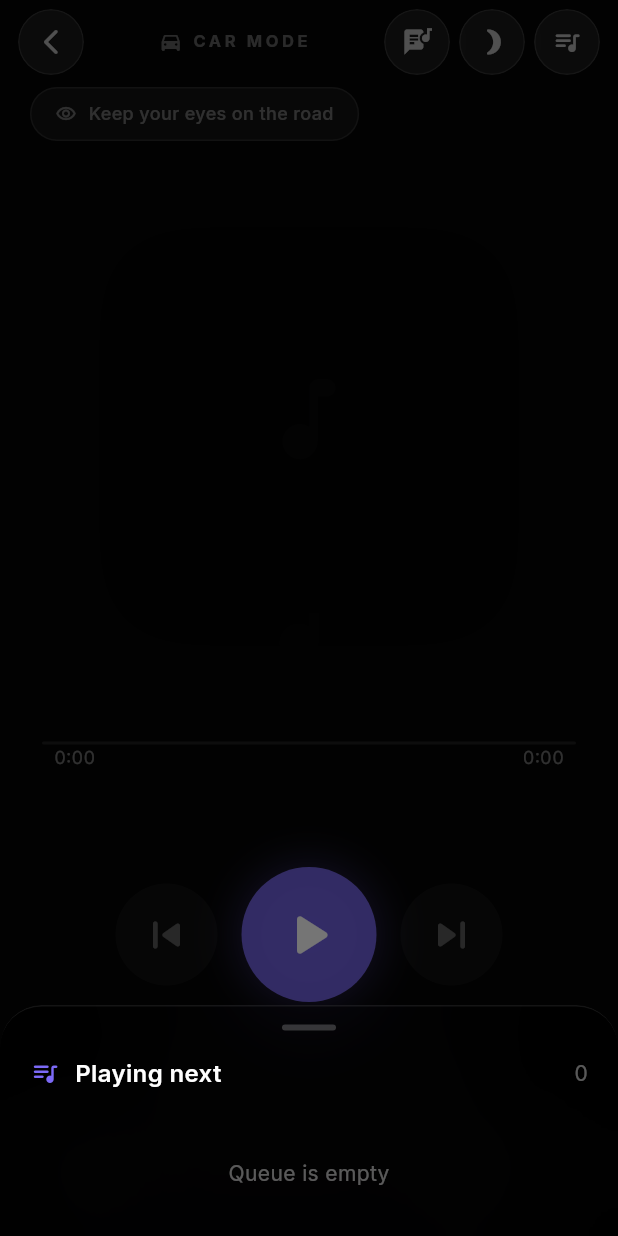
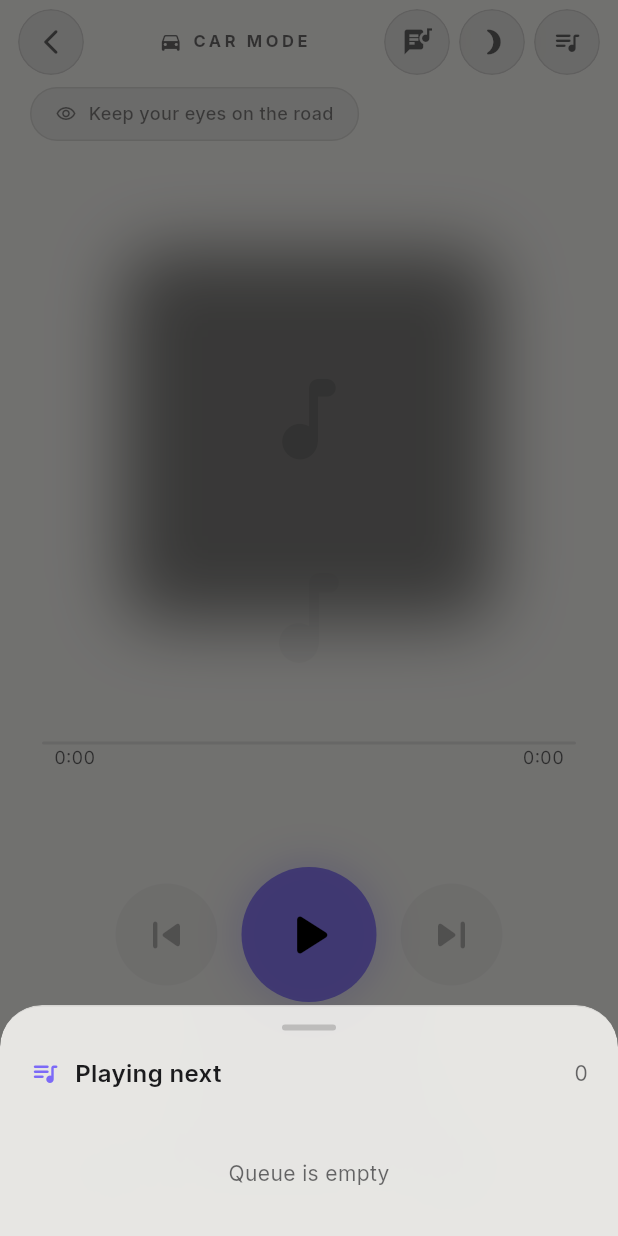
Before and after one commit to Elcidio-oficial/constanza-player, a Flutter app: the CarModePage screen opened by its route, after a tap on the "queue music" icon, on a phone screen of 412 x 824 dp. Run offline on Flutter 3.47's test engine with Material 3 defaults, Android fonts, the phone set to English and light mode, and no system bars; our stand-ins replace audio_service, cached_network_image, equatable, file_picker, flutter_animate, flutter_riverpod and 8 more; missing offline and left inert: audio_session, audiotags, just_audio_media_kit, smtc_windows, window_manager; accounts and stored records are empty; generated files the repository leaves out were written again.

Commit message:
feat(tema): modo claro em todas as telas restantes; versão 1.6.3+30
- Folhas do Now Playing (Mais, Equalizador, Velocidade, Temporizador, Cores):
  esquema do app e superfície do tema em vez de ColorScheme.dark + #1A1A1A
- Letras (normal, deitado, sincronização, mini leitor): véu claro sobre a
  capa desfocada e texto do tema
- Modo Carro: base, véu e barra de estado do tema; escurecer usa o tema
  escuro do app; play escolhe preto/branco pela luminância do destaque
- Barra de progresso "Clássica" usa a cor neutra em vez de branco fixo
- AppBarTheme define a cor dos ícones da barra de estado (AppBar
  transparente era estimada como escura)
- Pastas de Música: título deixa de ficar por baixo da seta ao encolher

Co-Authored-By: Claude Opus 5.5 <noreply@anthropic.com>

```diff
--- a/lib/presentation/pages/car_mode/car_mode_page.dart
+++ b/lib/presentation/pages/car_mode/car_mode_page.dart
@@ -1,4 +1,6 @@
 import 'dart:ui';
+import 'package:constanza_player/core/theme/color_scheme_x.dart';
+import 'package:constanza_player/core/theme/app_theme.dart';
 import 'package:flutter/material.dart' hide RepeatMode;
 import 'package:flutter/services.dart';
 import 'package:flutter_riverpod/flutter_riverpod.dart';
@@ -75,13 +77,6 @@ class _CarModePageState extends ConsumerState<CarModePage>
     // Reforço: pede ao SO para não dormir; o canal nativo aplica
     // FLAG_KEEP_SCREEN_ON, que mantém a tela acesa enquanto a página existir.
     WidgetsBinding.instance.addPostFrameCallback((_) => _keepScreenOn(true));
-    SystemChrome.setSystemUIOverlayStyle(
-      const SystemUiOverlayStyle(
-        statusBarColor: Colors.transparent,
-        statusBarIconBrightness: Brightness.light,
-        systemNavigationBarColor: Colors.transparent,
-      ),
-    );
   }
 
   @override
@@ -124,14 +119,33 @@ class _CarModePageState extends ConsumerState<CarModePage>
     final isLandscape =
         MediaQuery.orientationOf(context) == Orientation.landscape;
     final view = ref.watch(themeProvider.select((s) => s.carModeView));
+    // Segue o tema do app. Exceção: tela escurecida (condução noturna) com o
+    // app em claro usa o tema escuro, senão o texto escuro some no véu preto.
+    final appTheme = Theme.of(context);
+    final theme = appTheme.colorScheme.isLight && _dimmed
+        ? AppTheme.dark(
+            accentColor: ref.watch(themeProvider.select((s) => s.accentColor)),
+          )
+        : appTheme;
+    final colors = theme.colorScheme;
+    final light = colors.isLight;
 
     return AnnotatedRegion<SystemUiOverlayStyle>(
-      value: const SystemUiOverlayStyle(
+      value: SystemUiOverlayStyle(
         statusBarColor: Colors.transparent,
-        statusBarIconBrightness: Brightness.light,
+        systemNavigationBarColor: Colors.transparent,
+        statusBarIconBrightness: light ? Brightness.dark : Brightness.light,
+        statusBarBrightness: light ? Brightness.light : Brightness.dark,
+        systemNavigationBarIconBrightness: light
+            ? Brightness.dark
+            : Brightness.light,
       ),
+      child: Theme(
+        data: theme,
         child: Scaffold(
-        backgroundColor: const Color(0xFF080808),
+          backgroundColor: colors.isLight
+              ? colors.surface
+              : const Color(0xFF080808),
           body: Stack(
             fit: StackFit.expand,
             children: [
@@ -146,6 +160,8 @@ class _CarModePageState extends ConsumerState<CarModePage>
                 duration: const Duration(milliseconds: 400),
                 color: _dimmed
                     ? Colors.black.withValues(alpha: 0.82)
+                    : colors.isLight
+                    ? colors.surface.withValues(alpha: 0.80)
                     : Colors.black.withValues(alpha: 0.55),
               ),
 
@@ -205,6 +221,7 @@ class _CarModePageState extends ConsumerState<CarModePage>
             ],
           ),
         ),
+      ),
     );
   }
 
--- a/lib/presentation/pages/car_mode/parts/buttons.dart
+++ b/lib/presentation/pages/car_mode/parts/buttons.dart
@@ -36,11 +36,14 @@ class _CarBtn extends StatelessWidget {
           shape: BoxShape.circle,
           color:
               bgColor ??
-              Colors.white.withValues(alpha: onTap != null ? 0.1 : 0.04),
+              Theme.of(context).colorScheme.onSurface.withValues(
+                alpha: onTap != null ? 0.1 : 0.04,
+              ),
           boxShadow: shadow && onTap != null
               ? [
                   BoxShadow(
-                    color: (bgColor ?? Colors.white).withValues(alpha: 0.3),
+                    color: (bgColor ?? Theme.of(context).colorScheme.onSurface)
+                        .withValues(alpha: 0.3),
                     blurRadius: 24,
                     spreadRadius: 2,
                   ),
@@ -75,8 +78,8 @@ class _GlassButton extends StatelessWidget {
   @override
   Widget build(BuildContext context) {
     final color = active
-        ? (activeColor ?? Colors.white)
-        : Colors.white.withValues(alpha: 0.65);
+        ? (activeColor ?? Theme.of(context).colorScheme.onSurface)
+        : Theme.of(context).colorScheme.onSurface.withValues(alpha: 0.65);
 
     final btn = GestureDetector(
       onTap: onTap,
@@ -92,12 +95,18 @@ class _GlassButton extends StatelessWidget {
             decoration: BoxDecoration(
               shape: BoxShape.circle,
               color: active
-                  ? (activeColor ?? Colors.white).withValues(alpha: 0.18)
-                  : Colors.white.withValues(alpha: 0.08),
+                  ? (activeColor ?? Theme.of(context).colorScheme.onSurface)
+                        .withValues(alpha: 0.18)
+                  : Theme.of(
+                      context,
+                    ).colorScheme.onSurface.withValues(alpha: 0.08),
               border: Border.all(
                 color: active
-                    ? (activeColor ?? Colors.white).withValues(alpha: 0.35)
-                    : Colors.white.withValues(alpha: 0.1),
+                    ? (activeColor ?? Theme.of(context).colorScheme.onSurface)
+                          .withValues(alpha: 0.35)
+                    : Theme.of(
+                        context,
+                      ).colorScheme.onSurface.withValues(alpha: 0.1),
               ),
             ),
             child: Icon(icon, size: iconSize, color: color),
--- a/lib/presentation/pages/car_mode/parts/components.dart
+++ b/lib/presentation/pages/car_mode/parts/components.dart
@@ -39,7 +39,7 @@ class _TopBar extends ConsumerWidget {
             children: [
               Icon(
                 Icons.directions_car_rounded,
-                color: Colors.white.withValues(alpha: 0.35),
+                color: Theme.of(context).colorScheme.fadedText(0.35),
                 size: 16,
               ),
               const SizedBox(width: 6),
@@ -47,7 +47,7 @@ class _TopBar extends ConsumerWidget {
                 (isLyrics ? l10n.carModeViewLyrics : l10n.carModeTitle)
                     .toUpperCase(),
                 style: TextStyle(
-                  color: Colors.white.withValues(alpha: 0.35),
+                  color: Theme.of(context).colorScheme.fadedText(0.35),
                   fontSize: 11,
                   fontWeight: FontWeight.w700,
                   letterSpacing: 2.4,
@@ -109,8 +109,14 @@ class _SafetyBanner extends StatelessWidget {
           padding: const EdgeInsets.symmetric(horizontal: 16, vertical: 8),
           decoration: BoxDecoration(
             borderRadius: BorderRadius.circular(30),
-            color: Colors.white.withValues(alpha: 0.08),
-            border: Border.all(color: Colors.white.withValues(alpha: 0.12)),
+            color: Theme.of(
+              context,
+            ).colorScheme.onSurface.withValues(alpha: 0.08),
+            border: Border.all(
+              color: Theme.of(
+                context,
+              ).colorScheme.onSurface.withValues(alpha: 0.12),
+            ),
           ),
           child: Row(
             mainAxisSize: MainAxisSize.min,
@@ -118,14 +124,14 @@ class _SafetyBanner extends StatelessWidget {
             children: [
               Icon(
                 Icons.remove_red_eye_outlined,
-                color: Colors.white.withValues(alpha: 0.5),
+                color: Theme.of(context).colorScheme.fadedText(0.5),
                 size: 14,
               ),
               const SizedBox(width: 8),
               Text(
                 l10n.carModeSafetyNotice,
                 style: TextStyle(
-                  color: Colors.white.withValues(alpha: 0.5),
+                  color: Theme.of(context).colorScheme.fadedText(0.5),
                   fontSize: 12,
                   fontWeight: FontWeight.w500,
                 ),
@@ -187,8 +193,8 @@ class _SongInfo extends StatelessWidget {
         children: [
           Text(
             song?.title ?? '',
-            style: const TextStyle(
-              color: Colors.white,
+            style: TextStyle(
+              color: Theme.of(context).colorScheme.onSurface,
               fontSize: 22,
               fontWeight: FontWeight.w700,
               height: 1.2,
@@ -204,7 +210,7 @@ class _SongInfo extends StatelessWidget {
               if ((song?.album ?? '').isNotEmpty) song!.album,
             ].join(' · '),
             style: TextStyle(
-              color: Colors.white.withValues(alpha: 0.5),
+              color: Theme.of(context).colorScheme.fadedText(0.5),
               fontSize: 14,
               fontWeight: FontWeight.w400,
             ),
@@ -252,8 +258,10 @@ class _ProgressSection extends ConsumerWidget {
             position: player.position,
             animate: player.isPlaying,
             activeColor: accent,
-            inactiveColor: Colors.white.withValues(alpha: 0.15),
-            neutralColor: Colors.white,
+            inactiveColor: Theme.of(
+              context,
+            ).colorScheme.onSurface.withValues(alpha: 0.15),
+            neutralColor: Theme.of(context).colorScheme.onSurface,
             secondaryColor: secondary,
             tertiaryColor: tertiary,
             onSeek: (v) {
@@ -271,7 +279,7 @@ class _ProgressSection extends ConsumerWidget {
                 Text(
                   player.positionFormatted,
                   style: TextStyle(
-                    color: Colors.white.withValues(alpha: 0.4),
+                    color: Theme.of(context).colorScheme.fadedText(0.4),
                     fontSize: 12,
                     fontFeatures: const [FontFeature.tabularFigures()],
                   ),
@@ -279,7 +287,7 @@ class _ProgressSection extends ConsumerWidget {
                 Text(
                   player.durationFormatted,
                   style: TextStyle(
-                    color: Colors.white.withValues(alpha: 0.4),
+                    color: Theme.of(context).colorScheme.fadedText(0.4),
                     fontSize: 12,
                     fontFeatures: const [FontFeature.tabularFigures()],
                   ),
@@ -317,7 +325,7 @@ class _MainControls extends ConsumerWidget {
           icon: Icons.skip_previous_rounded,
           size: btnSize,
           iconSize: compact ? 32 : 36,
-          color: Colors.white.withValues(
+          color: Theme.of(context).colorScheme.onSurface.withValues(
             alpha: player.hasPrevious ? 0.85 : 0.3,
           ),
           onTap: player.hasPrevious ? () => notifier.previous() : null,
@@ -331,7 +339,9 @@ class _MainControls extends ConsumerWidget {
               : Icons.play_arrow_rounded,
           size: playSize,
           iconSize: compact ? 42 : 48,
-          color: Colors.white,
+          color: accent.computeLuminance() > 0.179
+              ? Colors.black
+              : Colors.white,
           bgColor: accent,
           shadow: true,
           onTap: () => notifier.togglePlayPause(),
@@ -341,7 +351,9 @@ class _MainControls extends ConsumerWidget {
           icon: Icons.skip_next_rounded,
           size: btnSize,
           iconSize: compact ? 32 : 36,
-          color: Colors.white.withValues(alpha: player.hasNext ? 0.85 : 0.3),
+          color: Theme.of(context).colorScheme.onSurface.withValues(
+            alpha: player.hasNext ? 0.85 : 0.3,
+          ),
           onTap: player.hasNext ? () => notifier.next() : null,
         ),
       ],
@@ -433,7 +445,9 @@ class _VolumeRow extends StatelessWidget {
                 children: [
                   Container(
                     height: 6,
-                    color: Colors.white.withValues(alpha: 0.12),
+                    color: Theme.of(
+                      context,
+                    ).colorScheme.onSurface.withValues(alpha: 0.12),
                   ),
                   FractionallySizedBox(
                     widthFactor: volume,
@@ -462,7 +476,7 @@ class _VolumeRow extends StatelessWidget {
             child: Text(
               '$pct%',
               style: TextStyle(
-                color: Colors.white.withValues(alpha: 0.4),
+                color: Theme.of(context).colorScheme.fadedText(0.4),
                 fontSize: 12,
                 fontFeatures: const [FontFeature.tabularFigures()],
               ),
--- a/lib/presentation/pages/car_mode/parts/queue_sheet.dart
+++ b/lib/presentation/pages/car_mode/parts/queue_sheet.dart
@@ -32,10 +32,16 @@ class _QueueSheet extends ConsumerWidget {
             maxHeight: MediaQuery.sizeOf(context).height * 0.65,
           ),
           decoration: BoxDecoration(
-            color: Colors.black.withValues(alpha: 0.75),
+            color: Theme.of(
+              context,
+            ).colorScheme.surface.withValues(alpha: 0.88),
             borderRadius: const BorderRadius.vertical(top: Radius.circular(28)),
             border: Border(
-              top: BorderSide(color: Colors.white.withValues(alpha: 0.08)),
+              top: BorderSide(
+                color: Theme.of(
+                  context,
+                ).colorScheme.onSurface.withValues(alpha: 0.08),
+              ),
             ),
           ),
           child: Column(
@@ -47,7 +53,9 @@ class _QueueSheet extends ConsumerWidget {
                 height: 4,
                 decoration: BoxDecoration(
                   borderRadius: BorderRadius.circular(2),
-                  color: Colors.white.withValues(alpha: 0.2),
+                  color: Theme.of(
+                    context,
+                  ).colorScheme.onSurface.withValues(alpha: 0.2),
                 ),
               ),
               const SizedBox(height: 16),
@@ -59,8 +67,8 @@ class _QueueSheet extends ConsumerWidget {
                     const SizedBox(width: 10),
                     Text(
                       l10n.carModeQueueTitle,
-                      style: const TextStyle(
-                        color: Colors.white,
+                      style: TextStyle(
+                        color: Theme.of(context).colorScheme.onSurface,
                         fontSize: 16,
                         fontWeight: FontWeight.w600,
                       ),
@@ -69,7 +77,7 @@ class _QueueSheet extends ConsumerWidget {
                     Text(
                       '${upcoming.length}',
                       style: TextStyle(
-                        color: Colors.white.withValues(alpha: 0.35),
+                        color: Theme.of(context).colorScheme.fadedText(0.35),
                         fontSize: 14,
                       ),
                     ),
@@ -83,7 +91,7 @@ class _QueueSheet extends ConsumerWidget {
                   child: Text(
                     l10n.carModeQueueEmpty,
                     style: TextStyle(
-                      color: Colors.white.withValues(alpha: 0.35),
+                      color: Theme.of(context).colorScheme.fadedText(0.35),
                       fontSize: 14,
                     ),
                   ),
@@ -112,8 +120,8 @@ class _QueueSheet extends ConsumerWidget {
                         ),
                         title: Text(
                           s.title,
-                          style: const TextStyle(
-                            color: Colors.white,
+                          style: TextStyle(
+                            color: Theme.of(context).colorScheme.onSurface,
                             fontSize: 14,
                             fontWeight: FontWeight.w500,
                           ),
@@ -123,7 +131,7 @@ class _QueueSheet extends ConsumerWidget {
                         subtitle: Text(
                           s.artist,
                           style: TextStyle(
-                            color: Colors.white.withValues(alpha: 0.4),
+                            color: Theme.of(context).colorScheme.fadedText(0.4),
                             fontSize: 12,
                           ),
                           maxLines: 1,
@@ -132,7 +140,9 @@ class _QueueSheet extends ConsumerWidget {
                         trailing: Text(
                           '${i + 1}',
                           style: TextStyle(
-                            color: Colors.white.withValues(alpha: 0.25),
+                            color: Theme.of(
+                              context,
+                            ).colorScheme.fadedText(0.25),
                             fontSize: 13,
                           ),
                         ),
--- a/lib/presentation/pages/now_playing/parts/artwork.dart
+++ b/lib/presentation/pages/now_playing/parts/artwork.dart
@@ -146,11 +146,13 @@ class _ArtworkCarouselState extends ConsumerState<_ArtworkCarousel> {
       return SizedBox(
         width: MediaQuery.sizeOf(context).width * 0.74,
         height: MediaQuery.sizeOf(context).width * 0.74,
-        child: const Center(
+        child: Center(
           child: Icon(
             Icons.music_note_rounded,
             size: 80,
-            color: Colors.white24,
+            color: Theme.of(
+              context,
+            ).colorScheme.onSurface.withValues(alpha: 0.24),
           ),
         ),
       );
--- a/lib/presentation/pages/now_playing/parts/queue.dart
+++ b/lib/presentation/pages/now_playing/parts/queue.dart
@@ -325,10 +325,10 @@ class _QueueItem extends StatelessWidget {
                       color: colors.primary.withValues(alpha: 0.85),
                       borderRadius: BorderRadius.circular(AppSpacing.radiusSm),
                     ),
-                    child: const Center(
+                    child: Center(
                       child: Icon(
                         Icons.equalizer_rounded,
-                        color: Colors.white,
+                        color: colors.onPrimary,
                         size: 20,
                       ),
                     ),
--- a/lib/presentation/widgets/media_seek_bar.dart
+++ b/lib/presentation/widgets/media_seek_bar.dart
@@ -274,9 +274,10 @@ class _MediaSeekBarState extends State<MediaSeekBar>
         trackHeight: 3,
         thumbShape: const RoundSliderThumbShape(enabledThumbRadius: 7),
         overlayShape: const RoundSliderOverlayShape(overlayRadius: 18),
-        activeTrackColor: Colors.white,
-        inactiveTrackColor: Colors.white.withValues(alpha: 0.20),
-        thumbColor: Colors.white,
+        // Neutro (cor do texto), não branco fixo: no tema claro sumia.
+        activeTrackColor: neutral,
+        inactiveTrackColor: neutral.withValues(alpha: 0.20),
+        thumbColor: neutral,
       ),
       _ => base,
     };
--- a/pubspec.yaml
+++ b/pubspec.yaml
@@ -1,7 +1,7 @@
 name: constanza_player
 description: "Constanza M????sicas ???????? Sua m????sica. Seu sil????ncio. Seu momento."
 publish_to: 'none'
-version: 1.6.2+29
+version: 1.6.3+30
 
 environment:
   sdk: ^3.10.7
```
Also changed, not shown: lib/core/theme/app_theme.dart (+15 -0 lines), lib/presentation/pages/car_mode/parts/lyrics.dart (+4 -4 lines), lib/presentation/pages/library/folders_page.dart (+21 -4 lines), lib/presentation/pages/now_playing/lyrics/landscape.dart (+10 -10 lines), lib/presentation/pages/now_playing/lyrics/lyrics_page.dart (+7 -10 lines), lib/presentation/pages/now_playing/lyrics/mini_player.dart (+19 -11 lines), lib/presentation/pages/now_playing/lyrics/quick_sync.dart (+1 -9 lines), lib/presentation/pages/now_playing/parts/controls.dart (+7 -7 lines), lib/presentation/pages/now_playing/parts/sheets.dart (+44 -42 lines), lib/presentation/pages/now_playing/parts/sleep_timer.dart (+13 -15 lines). Lines whose indentation alone changed are shown as unchanged.
